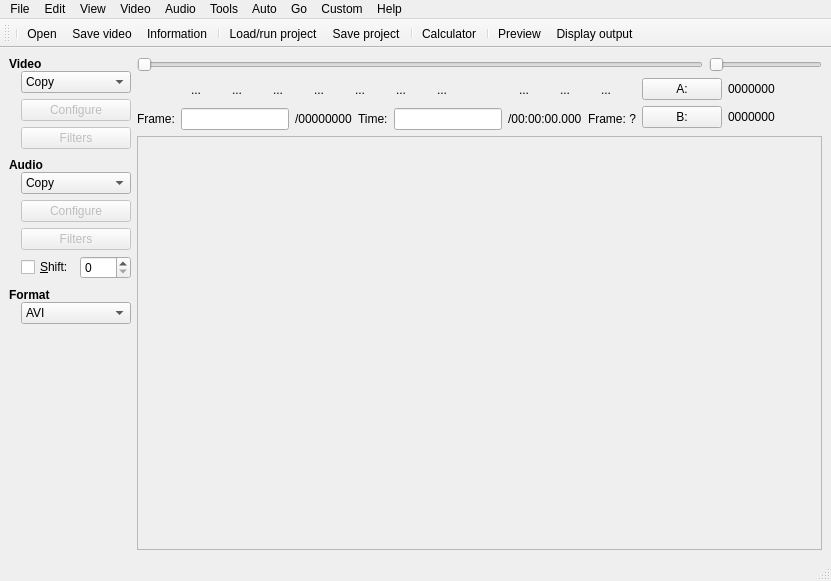
BackupTheBerlios/avidemux-svn, file branches/avidemux_2.4_branch/avidemux/ADM_userInterfaces/ADM_QT4/ADM_gui/gui2.ui: the form before one commit.
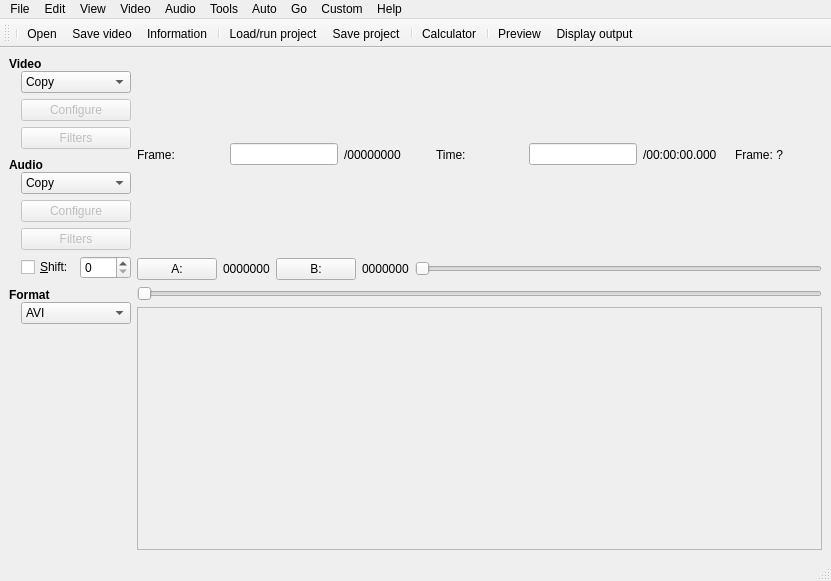
The form after the commit. Icons and pictures are not drawn.

Commit message: move nav keys on a toolbar

```diff
--- a/branches/avidemux_2.4_branch/avidemux/ADM_userInterfaces/ADM_QT4/ADM_gui/gui2.ui
+++ b/branches/avidemux_2.4_branch/avidemux/ADM_userInterfaces/ADM_QT4/ADM_gui/gui2.ui
@@ -61,60 +61,6 @@
        <number>6</number>
       </property>
       <item>
-       <layout class="QHBoxLayout" >
-        <property name="margin" >
-         <number>0</number>
-        </property>
-        <property name="spacing" >
-         <number>6</number>
-        </property>
-        <item>
-         <widget class="QSlider" name="horizontalSlider" >
-          <property name="sizePolicy" >
-           <sizepolicy>
-            <hsizetype>7</hsizetype>
-            <vsizetype>0</vsizetype>
-            <horstretch>5</horstretch>
-            <verstretch>0</verstretch>
-           </sizepolicy>
-          </property>
-          <property name="orientation" >
-           <enum>Qt::Horizontal</enum>
-          </property>
-         </widget>
-        </item>
-        <item>
-         <widget class="QSlider" name="horizontalSlider_2" >
-          <property name="sizePolicy" >
-           <sizepolicy>
-            <hsizetype>1</hsizetype>
-            <vsizetype>0</vsizetype>
-            <horstretch>1</horstretch>
-            <verstretch>0</verstretch>
-           </sizepolicy>
-          </property>
-          <property name="baseSize" >
-           <size>
-            <width>60</width>
-            <height>0</height>
-           </size>
-          </property>
-          <property name="orientation" >
-           <enum>Qt::Horizontal</enum>
-          </property>
-         </widget>
-        </item>
-       </layout>
-      </item>
-      <item>
-       <layout class="QHBoxLayout" >
-        <property name="margin" >
-         <number>0</number>
-        </property>
-        <property name="spacing" >
-         <number>6</number>
-        </property>
-        <item>
          <layout class="QVBoxLayout" >
           <property name="margin" >
            <number>0</number>
@@ -122,334 +68,6 @@
           <property name="spacing" >
            <number>6</number>
           </property>
-          <item>
-           <layout class="QHBoxLayout" >
-            <property name="margin" >
-             <number>0</number>
-            </property>
-            <property name="spacing" >
-             <number>6</number>
-            </property>
-            <item>
-             <widget class="QToolButton" name="toolButtonPlay" >
-              <property name="sizePolicy" >
-               <sizepolicy>
-                <hsizetype>0</hsizetype>
-                <vsizetype>0</vsizetype>
-                <horstretch>0</horstretch>
-                <verstretch>0</verstretch>
-               </sizepolicy>
-              </property>
-              <property name="minimumSize" >
-               <size>
-                <width>34</width>
-                <height>24</height>
-               </size>
-              </property>
-              <property name="icon" >
-               <iconset resource="avidemux.qrc" >:/new/prefix1/pics/player_play.png</iconset>
-              </property>
-              <property name="iconSize" >
-               <size>
-                <width>22</width>
-                <height>22</height>
-               </size>
-              </property>
-              <property name="autoRaise" >
-               <bool>true</bool>
-              </property>
-             </widget>
-            </item>
-            <item>
-             <widget class="QToolButton" name="toolButtonStop" >
-              <property name="sizePolicy" >
-               <sizepolicy>
-                <hsizetype>0</hsizetype>
-                <vsizetype>0</vsizetype>
-                <horstretch>0</horstretch>
-                <verstretch>0</verstretch>
-               </sizepolicy>
-              </property>
-              <property name="minimumSize" >
-               <size>
-                <width>34</width>
-                <height>24</height>
-               </size>
-              </property>
-              <property name="text" >
-               <string>...</string>
-              </property>
-              <property name="icon" >
-               <iconset resource="avidemux.qrc" >:/new/prefix1/pics/player_stop.png</iconset>
-              </property>
-              <property name="iconSize" >
-               <size>
-                <width>22</width>
-                <height>22</height>
-               </size>
-              </property>
-              <property name="autoRaise" >
-               <bool>true</bool>
-              </property>
-             </widget>
-            </item>
-            <item>
-             <widget class="QToolButton" name="toolButtonPrev" >
-              <property name="minimumSize" >
-               <size>
-                <width>34</width>
-                <height>24</height>
-               </size>
-              </property>
-              <property name="text" >
-               <string>...</string>
-              </property>
-              <property name="icon" >
-               <iconset resource="avidemux.qrc" >:/new/prefix1/pics/back.png</iconset>
-              </property>
-              <property name="iconSize" >
-               <size>
-                <width>22</width>
-                <height>22</height>
-               </size>
-              </property>
-              <property name="autoRaise" >
-               <bool>true</bool>
-              </property>
-             </widget>
-            </item>
-            <item>
-             <widget class="QToolButton" name="toolButtonNext" >
-              <property name="minimumSize" >
-               <size>
-                <width>34</width>
-                <height>24</height>
-               </size>
-              </property>
-              <property name="text" >
-               <string>...</string>
-              </property>
-              <property name="icon" >
-               <iconset resource="avidemux.qrc" >:/new/prefix1/pics/forward.png</iconset>
-              </property>
-              <property name="iconSize" >
-               <size>
-                <width>22</width>
-                <height>22</height>
-               </size>
-              </property>
-              <property name="autoRaise" >
-               <bool>true</bool>
-              </property>
-             </widget>
-            </item>
-            <item>
-             <widget class="QToolButton" name="toolButtonKPrev" >
-              <property name="minimumSize" >
-               <size>
-                <width>34</width>
-                <height>24</height>
-               </size>
-              </property>
-              <property name="text" >
-               <string>...</string>
-              </property>
-              <property name="icon" >
-               <iconset resource="avidemux.qrc" >:/new/prefix1/pics/player_rew.png</iconset>
-              </property>
-              <property name="iconSize" >
-               <size>
-                <width>22</width>
-                <height>22</height>
-               </size>
-              </property>
-              <property name="autoRaise" >
-               <bool>true</bool>
-              </property>
-             </widget>
-            </item>
-            <item>
-             <widget class="QToolButton" name="toolButtonKNext" >
-              <property name="minimumSize" >
-               <size>
-                <width>34</width>
-                <height>24</height>
-               </size>
-              </property>
-              <property name="text" >
-               <string>...</string>
-              </property>
-              <property name="icon" >
-               <iconset resource="avidemux.qrc" >:/new/prefix1/pics/player_fwd.png</iconset>
-              </property>
-              <property name="iconSize" >
-               <size>
-                <width>22</width>
-                <height>22</height>
-               </size>
-              </property>
-              <property name="autoRaise" >
-               <bool>true</bool>
-              </property>
-             </widget>
-            </item>
-            <item>
-             <widget class="QToolButton" name="toolButtonA" >
-              <property name="sizePolicy" >
-               <sizepolicy>
-                <hsizetype>0</hsizetype>
-                <vsizetype>0</vsizetype>
-                <horstretch>0</horstretch>
-                <verstretch>0</verstretch>
-               </sizepolicy>
-              </property>
-              <property name="minimumSize" >
-               <size>
-                <width>34</width>
-                <height>24</height>
-               </size>
-              </property>
-              <property name="text" >
-               <string>...</string>
-              </property>
-              <property name="icon" >
-               <iconset resource="avidemux.qrc" >:/new/prefix1/pics/markA.png</iconset>
-              </property>
-              <property name="iconSize" >
-               <size>
-                <width>22</width>
-                <height>22</height>
-               </size>
-              </property>
-              <property name="autoRaise" >
-               <bool>true</bool>
-              </property>
-             </widget>
-            </item>
-            <item>
-             <widget class="QToolButton" name="toolButtonB" >
-              <property name="minimumSize" >
-               <size>
-                <width>34</width>
-                <height>24</height>
-               </size>
-              </property>
-              <property name="text" >
-               <string>...</string>
-              </property>
-              <property name="icon" >
-               <iconset resource="avidemux.qrc" >:/new/prefix1/pics/markB.png</iconset>
-              </property>
-              <property name="iconSize" >
-               <size>
-                <width>22</width>
-                <height>22</height>
-               </size>
-              </property>
-              <property name="autoRaise" >
-               <bool>true</bool>
-              </property>
-             </widget>
-            </item>
-            <item>
-             <widget class="QToolButton" name="toolButtonBPrev" >
-              <property name="minimumSize" >
-               <size>
-                <width>34</width>
-                <height>24</height>
-               </size>
-              </property>
-              <property name="icon" >
-               <iconset resource="avidemux.qrc" >:/new/prefix1/pics/prev_black.png</iconset>
-              </property>
-              <property name="iconSize" >
-               <size>
-                <width>22</width>
-                <height>22</height>
-               </size>
-              </property>
-              <property name="autoRaise" >
-               <bool>true</bool>
-              </property>
-             </widget>
-            </item>
-            <item>
-             <widget class="QToolButton" name="toolButtoBNext" >
-              <property name="minimumSize" >
-               <size>
-                <width>34</width>
-                <height>24</height>
-               </size>
-              </property>
-              <property name="text" >
-               <string>...</string>
-              </property>
-              <property name="icon" >
-               <iconset resource="avidemux.qrc" >:/new/prefix1/pics/next_black.png</iconset>
-              </property>
-              <property name="iconSize" >
-               <size>
-                <width>22</width>
-                <height>22</height>
-               </size>
-              </property>
-              <property name="autoRaise" >
-               <bool>true</bool>
-              </property>
-             </widget>
-            </item>
-            <item>
-             <widget class="QToolButton" name="toolButtonBegin" >
-              <property name="minimumSize" >
-               <size>
-                <width>34</width>
-                <height>24</height>
-               </size>
-              </property>
-              <property name="text" >
-               <string>...</string>
-              </property>
-              <property name="icon" >
-               <iconset resource="avidemux.qrc" >:/new/prefix1/pics/player_start.png</iconset>
-              </property>
-              <property name="iconSize" >
-               <size>
-                <width>22</width>
-                <height>22</height>
-               </size>
-              </property>
-              <property name="autoRaise" >
-               <bool>true</bool>
-              </property>
-             </widget>
-            </item>
-            <item>
-             <widget class="QToolButton" name="toolButtonEnd" >
-              <property name="minimumSize" >
-               <size>
-                <width>34</width>
-                <height>24</height>
-               </size>
-              </property>
-              <property name="text" >
-               <string>...</string>
-              </property>
-              <property name="icon" >
-               <iconset resource="avidemux.qrc" >:/new/prefix1/pics/player_end.png</iconset>
-              </property>
-              <property name="iconSize" >
-               <size>
-                <width>22</width>
-                <height>22</height>
-               </size>
-              </property>
-              <property name="autoRaise" >
-               <bool>true</bool>
-              </property>
-             </widget>
-            </item>
-           </layout>
-          </item>
           <item>
            <layout class="QHBoxLayout" >
             <property name="margin" >
@@ -583,32 +201,15 @@
             </item>
            </layout>
           </item>
-         </layout>
-        </item>
         <item>
-         <layout class="QGridLayout" >
+         <layout class="QHBoxLayout" >
           <property name="margin" >
            <number>0</number>
           </property>
           <property name="spacing" >
            <number>6</number>
           </property>
-          <item row="0" column="1" >
-           <widget class="QLabel" name="label_9" >
-            <property name="sizePolicy" >
-             <sizepolicy>
-              <hsizetype>1</hsizetype>
-              <vsizetype>5</vsizetype>
-              <horstretch>0</horstretch>
-              <verstretch>0</verstretch>
-             </sizepolicy>
-            </property>
-            <property name="text" >
-             <string>0000000</string>
-            </property>
-           </widget>
-          </item>
-          <item row="0" column="0" >
+          <item>
            <widget class="QPushButton" name="pushButton" >
             <property name="sizePolicy" >
              <sizepolicy>
@@ -629,7 +230,22 @@
             </property>
            </widget>
           </item>
-          <item row="1" column="0" >
+          <item>
+           <widget class="QLabel" name="label_9" >
+            <property name="sizePolicy" >
+             <sizepolicy>
+              <hsizetype>1</hsizetype>
+              <vsizetype>5</vsizetype>
+              <horstretch>0</horstretch>
+              <verstretch>0</verstretch>
+             </sizepolicy>
+            </property>
+            <property name="text" >
+             <string>0000000</string>
+            </property>
+           </widget>
+          </item>
+          <item>
            <widget class="QPushButton" name="pushButton_2" >
             <property name="sizePolicy" >
              <sizepolicy>
@@ -650,7 +266,7 @@
             </property>
            </widget>
           </item>
-          <item row="1" column="1" >
+          <item>
            <widget class="QLabel" name="label_10" >
             <property name="sizePolicy" >
              <sizepolicy>
@@ -665,10 +281,46 @@
             </property>
            </widget>
           </item>
+          <item>
+           <widget class="QSlider" name="horizontalSlider_2" >
+            <property name="sizePolicy" >
+             <sizepolicy>
+              <hsizetype>1</hsizetype>
+              <vsizetype>0</vsizetype>
+              <horstretch>1</horstretch>
+              <verstretch>0</verstretch>
+             </sizepolicy>
+            </property>
+            <property name="baseSize" >
+             <size>
+              <width>60</width>
+              <height>0</height>
+             </size>
+            </property>
+            <property name="orientation" >
+             <enum>Qt::Horizontal</enum>
+            </property>
+           </widget>
+          </item>
          </layout>
         </item>
        </layout>
       </item>
+      <item>
+       <widget class="QSlider" name="horizontalSlider" >
+        <property name="sizePolicy" >
+         <sizepolicy>
+          <hsizetype>7</hsizetype>
+          <vsizetype>0</vsizetype>
+          <horstretch>5</horstretch>
+          <verstretch>0</verstretch>
+         </sizepolicy>
+        </property>
+        <property name="orientation" >
+         <enum>Qt::Horizontal</enum>
+        </property>
+       </widget>
+      </item>
      </layout>
     </item>
     <item rowspan="2" row="0" column="0" >
```
Left out of the diff: 58 changed lines with no effect on the pictures. Lines whose indentation alone changed are shown as unchanged. The commit also changes 2 other files.
